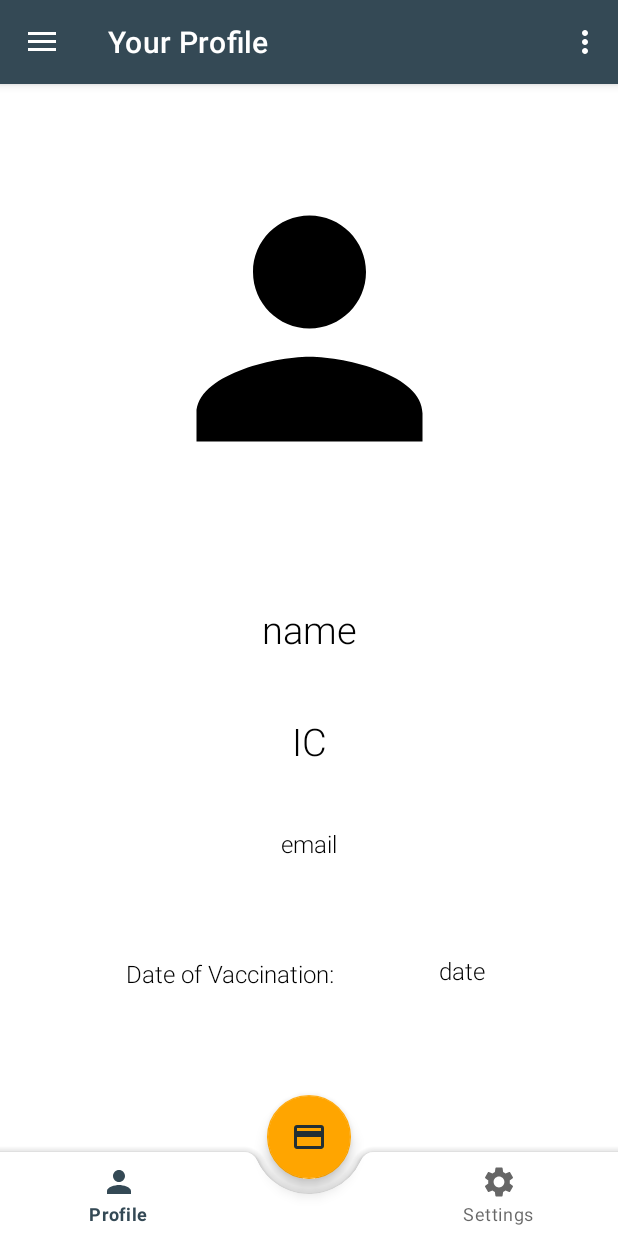
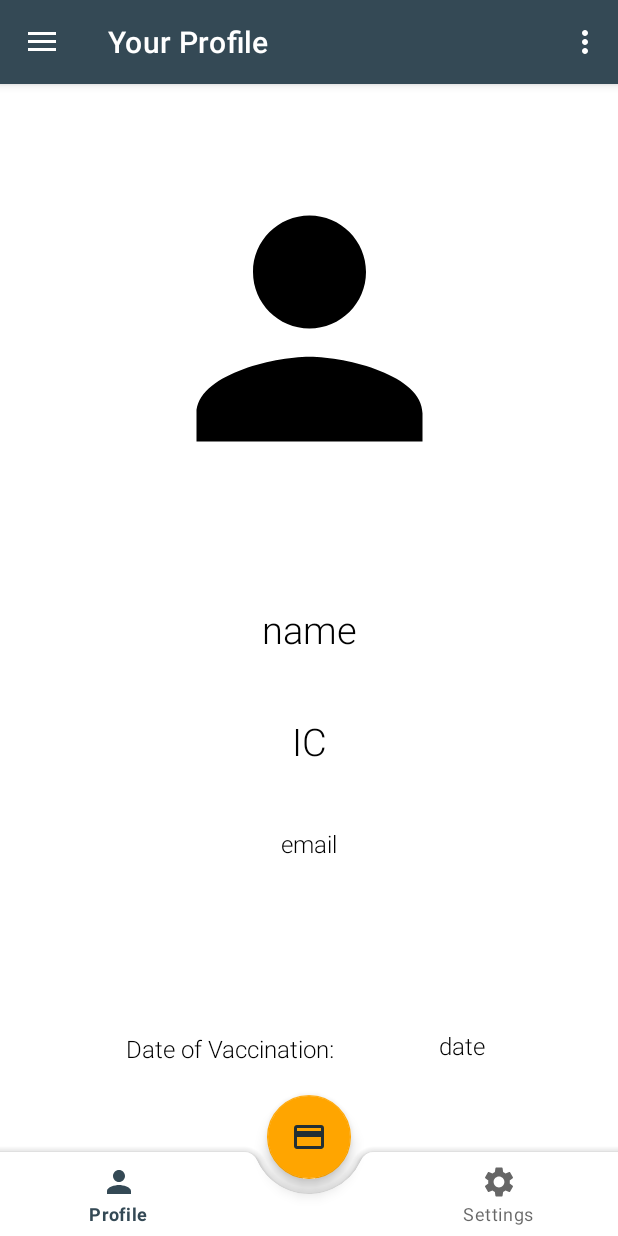
Before and after one commit to ThePyProgrammer/GreenPass, an Android app: the screen it shows after launch (MainActivity), on a phone screen of 412 x 824 dp. Run offline under Robolectric (Android 15) with nearby library versions, the phone set to English and light mode, and no system bars; our stand-ins replace navigation-ui; libraries missing offline, so code that uses them is left out: com.squareup.seismic; 2 statements that could not run were skipped.

Commit message:
Update content_main.xml

```diff
--- a/app/src/main/res/layout/content_main.xml
+++ b/app/src/main/res/layout/content_main.xml
@@ -13,7 +13,6 @@
         android:layout_width="match_parent"
         android:layout_height="match_parent"
         app:defaultNavHost="true"
-        android:layout_marginBottom="100dp"
         app:layout_constraintLeft_toLeftOf="parent"
         app:layout_constraintRight_toRightOf="parent"
         app:layout_constraintTop_toTopOf="parent"
```
